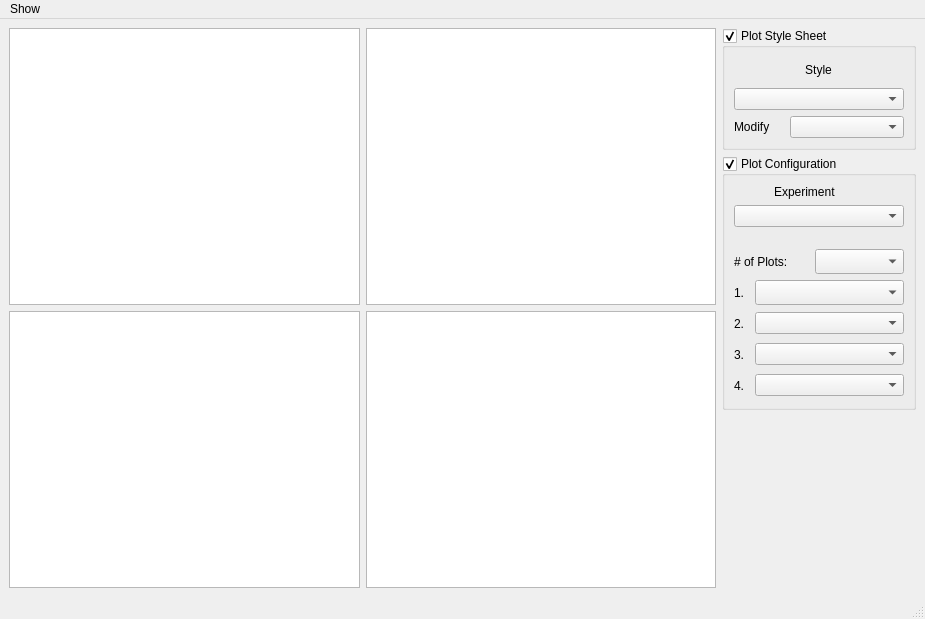
The window that TumorVolumeExperimentView.ui (DennisDean/TumorVolumetrics) describes before a commit, drawn with Qt 5.
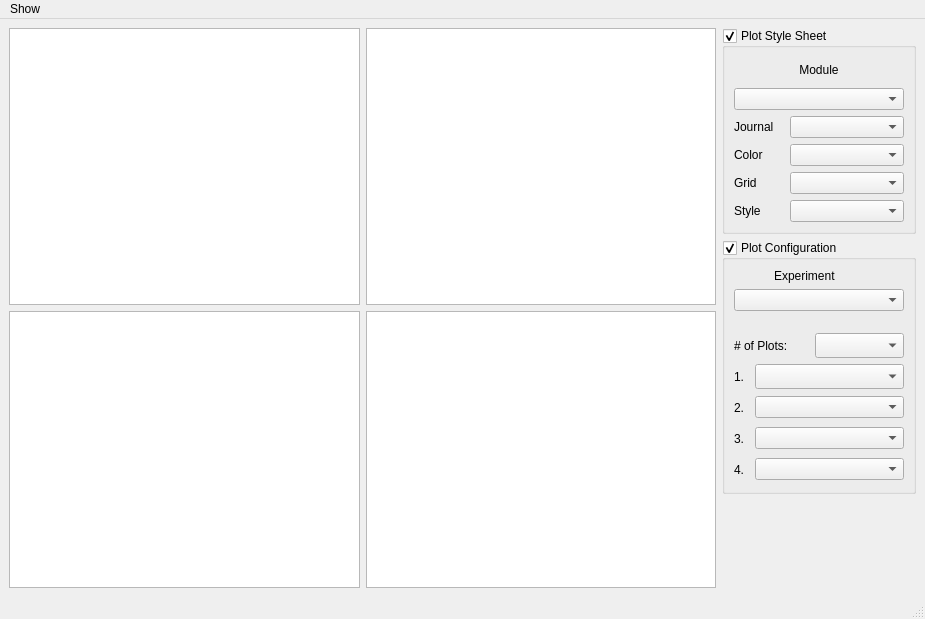
The same window after the commit.

Commit message: Updated experiment view ui to support multiple style sheet modules.

Diff of the .ui file:
```diff
--- a/TumorVolumeExperimentView.ui
+++ b/TumorVolumeExperimentView.ui
@@ -81,7 +81,7 @@
                 </size>
                </property>
                <property name="text">
-                <string>Style</string>
+                <string>Module</string>
                </property>
                <property name="alignment">
                 <set>Qt::AlignCenter</set>
@@ -111,7 +111,61 @@
               </widget>
              </item>
              <item>
-              <layout class="QHBoxLayout" name="horizontalLayout_6">
+              <layout class="QVBoxLayout" name="verticalLayout_plot_scienceplot_options">
+               <item>
+                <layout class="QHBoxLayout" name="horizontalLayout_7">
+                 <item>
+                  <widget class="QLabel" name="label_3">
+                   <property name="minimumSize">
+                    <size>
+                     <width>50</width>
+                     <height>0</height>
+                    </size>
+                   </property>
+                   <property name="maximumSize">
+                    <size>
+                     <width>50</width>
+                     <height>16777215</height>
+                    </size>
+                   </property>
+                   <property name="text">
+                    <string>Journal</string>
+                   </property>
+                  </widget>
+                 </item>
+                 <item>
+                  <widget class="QComboBox" name="comboBox_plot_scienceplot_journal"/>
+                 </item>
+                </layout>
+               </item>
+               <item>
+                <layout class="QHBoxLayout" name="horizontalLayout_9">
+                 <item>
+                  <widget class="QLabel" name="label_12">
+                   <property name="minimumSize">
+                    <size>
+                     <width>50</width>
+                     <height>0</height>
+                    </size>
+                   </property>
+                   <property name="maximumSize">
+                    <size>
+                     <width>50</width>
+                     <height>16777215</height>
+                    </size>
+                   </property>
+                   <property name="text">
+                    <string>Color</string>
+                   </property>
+                  </widget>
+                 </item>
+                 <item>
+                  <widget class="QComboBox" name="comboBox_plot_scienceplot_color"/>
+                 </item>
+                </layout>
+               </item>
+               <item>
+                <layout class="QHBoxLayout" name="horizontalLayout_8">
                <item>
                 <widget class="QLabel" name="label_4">
                  <property name="sizePolicy">
@@ -133,12 +187,12 @@
                   </size>
                  </property>
                  <property name="text">
-                  <string>Modify</string>
+                    <string>Grid</string>
                  </property>
                 </widget>
                </item>
                <item>
-                <widget class="QComboBox" name="comboBox_plot_style_modify">
+                  <widget class="QComboBox" name="comboBox_plot_scienceplot_grid">
                  <property name="sizePolicy">
                   <sizepolicy hsizetype="Preferred" vsizetype="Fixed">
                    <horstretch>0</horstretch>
@@ -158,6 +212,38 @@
                   </size>
                  </property>
                 </widget>
+                 </item>
+                </layout>
+               </item>
+              </layout>
+             </item>
+             <item>
+              <layout class="QVBoxLayout" name="verticalLayout_matplotlib_options">
+               <item>
+                <layout class="QHBoxLayout" name="horizontalLayout_6">
+                 <item>
+                  <widget class="QLabel" name="label_13">
+                   <property name="minimumSize">
+                    <size>
+                     <width>50</width>
+                     <height>0</height>
+                    </size>
+                   </property>
+                   <property name="maximumSize">
+                    <size>
+                     <width>50</width>
+                     <height>16777215</height>
+                    </size>
+                   </property>
+                   <property name="text">
+                    <string>Style</string>
+                   </property>
+                  </widget>
+                 </item>
+                 <item>
+                  <widget class="QComboBox" name="comboBox_plot_matplotlib_style"/>
+                 </item>
+                </layout>
                </item>
               </layout>
              </item>
```
Left out of the diff: 2 changed lines with no effect on the pictures. Lines whose indentation alone changed are shown as unchanged. The commit also changes 1 other file.
